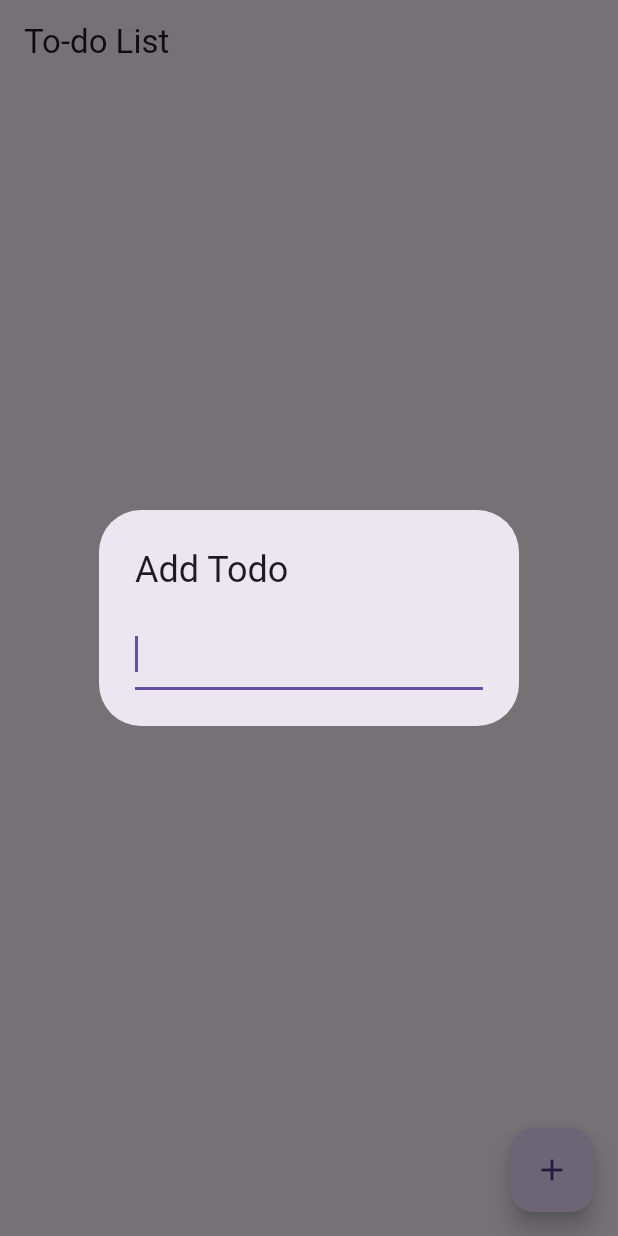
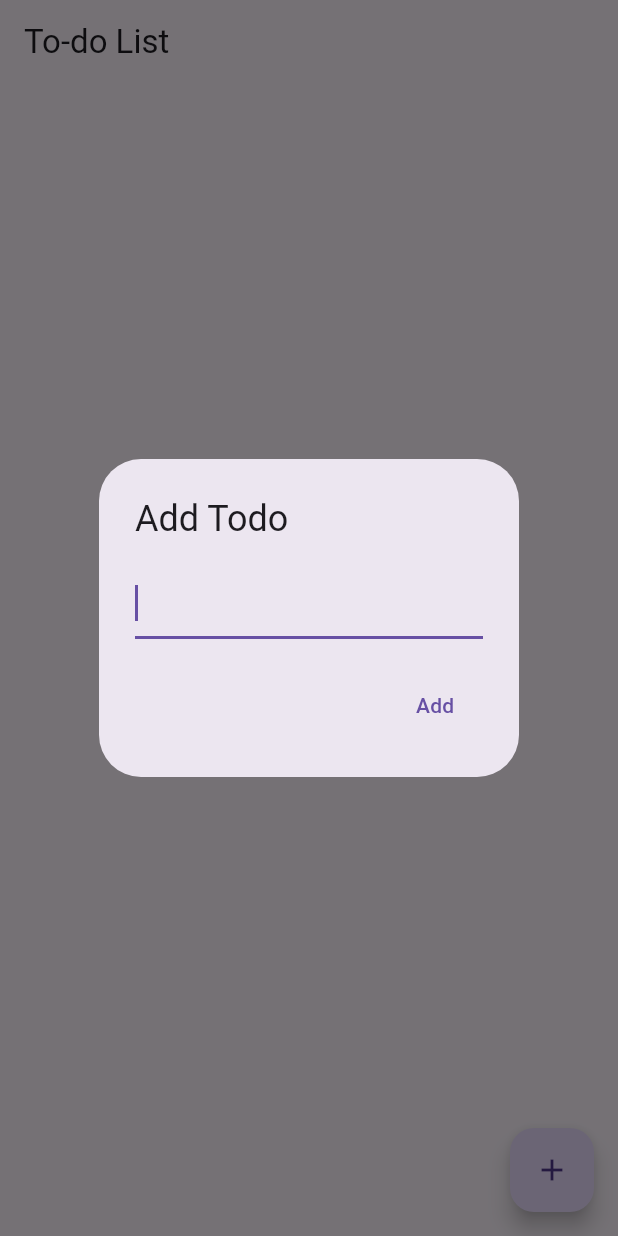
Before and after one commit to Jesuitman/friday-repo, a Flutter app: the screen it shows after launch, after a tap on the "add" icon, on a phone screen of 412 x 824 dp. Run offline on Flutter 3.47's test engine with Material 3 defaults, Android fonts, the phone set to English and light mode, and no system bars; generated files the repository leaves out were written again.

Commit message:
added an add button to the add items box

```diff
--- a/lib/screens/todo_screen.dart
+++ b/lib/screens/todo_screen.dart
@@ -46,7 +46,7 @@ class _TodoListScreenState extends State<TodoListScreen> {
                 leading: Row(
                   mainAxisSize: MainAxisSize.min,
                   children: [
-                    Icon(Icons.star_border_outlined),
+                    Icon(Icons.star),
                     IconButton(
                       icon: Icon(Icons.close),
                       onPressed: () => _removeTodoItem(index),
@@ -64,14 +64,37 @@ class _TodoListScreenState extends State<TodoListScreen> {
           showDialog(
             context: context,
             builder: (BuildContext context) {
+              String newTodo = '';
+
               return AlertDialog(
                 title: Text('Add Todo'),
-                content: TextField(
-                  autofocus: true,
-                  onSubmitted: (value) {
-                    _addTodoItem(value);
-                    Navigator.pop(context);
-                  },
+                content: Column(
+                  mainAxisSize: MainAxisSize.min,
+                  children: [
+                    TextField(
+                      autofocus: true,
+                      onChanged: (value) {
+                        newTodo = value;
+                      },
+                    ),
+                    SizedBox(
+                        height:
+                            20),
+                    Row(
+                      mainAxisAlignment: MainAxisAlignment.end,
+                      children: [
+                        TextButton(
+                          onPressed: () {
+                            if (newTodo.isNotEmpty) {
+                              _addTodoItem(newTodo);
+                              Navigator.pop(context);
+                            }
+                          },
+                          child: Text('Add'),
+                        ),
+                      ],
+                    ),
+                  ],
                 ),
               );
             },
```
